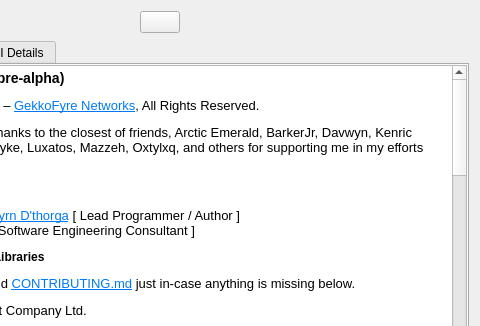
The window that src/ui/aboutdialog.ui (GekkoFyre/small-world-deluxe) describes before a commit, drawn with Qt 5; both pictures show x 160 to 640 and y 0 to 326 of the 640 by 480 pixel window.
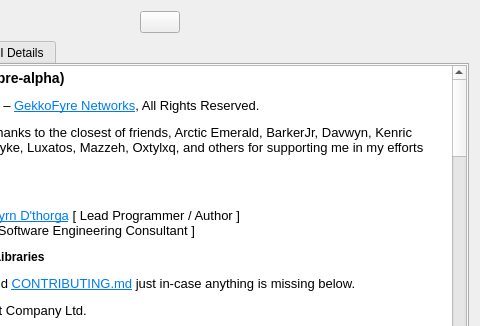
The same window after the commit.

Commit message: * Added `libcurl` as a library along with any copyright, author, and licensing information as necessary.

Diff of the .ui file:
```diff
--- a/src/ui/aboutdialog.ui
+++ b/src/ui/aboutdialog.ui
@@ -199,6 +199,14 @@
 &lt;p style=&quot; margin-top:12px; margin-bottom:12px; margin-left:40px; margin-right:40px; -qt-block-indent:0; text-indent:0px;&quot;&gt;Microsoft Corporation: &lt;a href=&quot;https://datatracker.ietf.org/ipr/1914/&quot;&gt;&lt;span style=&quot; text-decoration: underline; color:#007af4;&quot;&gt;https://datatracker.ietf.org/ipr/1914/&lt;/span&gt;&lt;/a&gt;&lt;/p&gt;
 &lt;p style=&quot; margin-top:12px; margin-bottom:12px; margin-left:40px; margin-right:40px; -qt-block-indent:0; text-indent:0px;&quot;&gt;Broadcom Corporation: &lt;a href=&quot;https://datatracker.ietf.org/ipr/1526/&quot;&gt;&lt;span style=&quot; text-decoration: underline; color:#007af4;&quot;&gt;https://datatracker.ietf.org/ipr/1526/&lt;/span&gt;&lt;/a&gt;&lt;/p&gt;
 &lt;hr /&gt;
+&lt;p style=&quot; margin-top:12px; margin-bottom:0px; margin-left:0px; margin-right:0px; -qt-block-indent:0; text-indent:0px;&quot;&gt;&lt;span style=&quot; font-family:'Hack';&quot;&gt;libcurl&lt;/span&gt;&lt;/p&gt;
+&lt;p style=&quot; margin-top:0px; margin-bottom:0px; margin-left:0px; margin-right:0px; -qt-block-indent:0; text-indent:0px;&quot;&gt;&lt;span style=&quot; font-family:'Hack';&quot;&gt;----------------------------------&lt;/span&gt;&lt;/p&gt;
+&lt;p style=&quot; margin-top:0px; margin-bottom:0px; margin-left:0px; margin-right:0px; -qt-block-indent:0; text-indent:0px;&quot;&gt;&lt;span style=&quot; font-family:'Hack';&quot;&gt;Copyright © 1996 - 2021 Daniel Stenberg et al. All rights reserved.&lt;/span&gt;&lt;/p&gt;
+&lt;p style=&quot;-qt-paragraph-type:empty; margin-top:0px; margin-bottom:12px; margin-left:0px; margin-right:0px; -qt-block-indent:0; text-indent:0px; font-family:'Hack';&quot;&gt;&lt;br /&gt;&lt;/p&gt;
+&lt;p style=&quot; margin-top:12px; margin-bottom:12px; margin-left:40px; margin-right:40px; -qt-block-indent:0; text-indent:0px;&quot;&gt;Permission to use, copy, modify, and distribute this software for any purpose with or without fee is hereby granted, provided that the above copyright notice and this permission notice appear in all copies.&lt;/p&gt;
+&lt;p style=&quot; margin-top:12px; margin-bottom:12px; margin-left:40px; margin-right:40px; -qt-block-indent:0; text-indent:0px;&quot;&gt;THE SOFTWARE IS PROVIDED &amp;quot;AS IS&amp;quot;, WITHOUT WARRANTY OF ANY KIND, EXPRESS OR IMPLIED, INCLUDING BUT NOT LIMITED TO THE WARRANTIES OF MERCHANTABILITY, FITNESS FOR A PARTICULAR PURPOSE AND NONINFRINGEMENT OF THIRD PARTY RIGHTS. IN NO EVENT SHALL THE AUTHORS OR COPYRIGHT HOLDERS BE LIABLE FOR ANY CLAIM, DAMAGES OR OTHER LIABILITY, WHETHER IN AN ACTION OF CONTRACT, TORT OR OTHERWISE, ARISING FROM, OUT OF OR IN CONNECTION WITH THE SOFTWARE OR THE USE OR OTHER DEALINGS IN THE SOFTWARE.&lt;/p&gt;
+&lt;p style=&quot; margin-top:12px; margin-bottom:12px; margin-left:40px; margin-right:40px; -qt-block-indent:0; text-indent:0px;&quot;&gt;Except as contained in this notice, the name of a copyright holder shall not be used in advertising or otherwise to promote the sale, use or other dealings in this Software without prior written authorization of the copyright holder.&lt;/p&gt;
+&lt;hr /&gt;
 &lt;h4 style=&quot; margin-top:12px; margin-bottom:12px; margin-left:0px; margin-right:0px; -qt-block-indent:0; text-indent:0px;&quot;&gt;&lt;a name=&quot;licensing--legalese&quot;&gt;&lt;/a&gt;&lt;span style=&quot; font-size:medium; font-weight:600;&quot;&gt;L&lt;/span&gt;&lt;span style=&quot; font-size:medium; font-weight:600;&quot;&gt;icensing &amp;amp; Legalese&lt;/span&gt;&lt;/h4&gt;
 &lt;p style=&quot; margin-top:12px; margin-bottom:12px; margin-left:0px; margin-right:0px; -qt-block-indent:0; text-indent:0px;&quot;&gt;Please see the &lt;a href=&quot;https://code.gekkofyre.io/amateur-radio/small-world-deluxe/-/blob/develop/LICENSE&quot;&gt;&lt;span style=&quot; text-decoration: underline; color:#007af4;&quot;&gt;LICENSE&lt;/span&gt;&lt;/a&gt; file within our GitLab repository for all licensing and legal matters.&lt;/p&gt;
 &lt;p style=&quot; margin-top:12px; margin-bottom:12px; margin-left:0px; margin-right:0px; -qt-block-indent:0; text-indent:0px;&quot;&gt; &lt;/p&gt;&lt;/body&gt;&lt;/html&gt;</string>
```
The commit also changes 5 other files.
